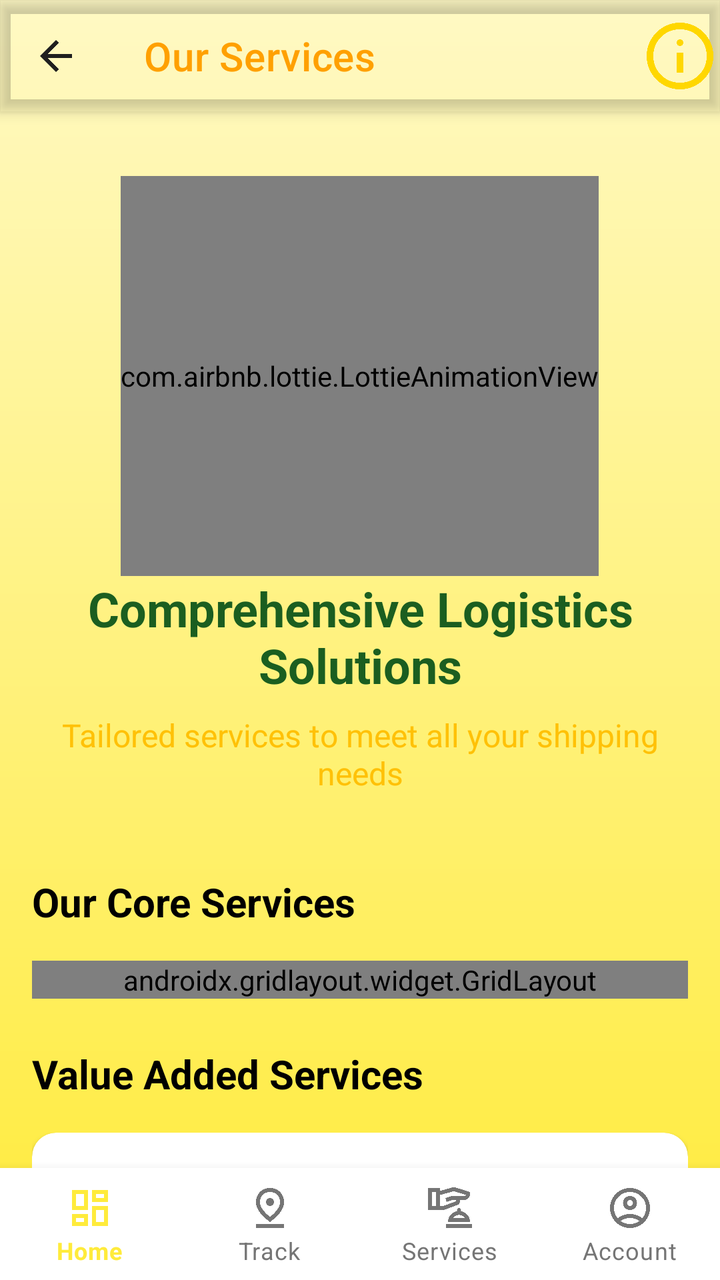
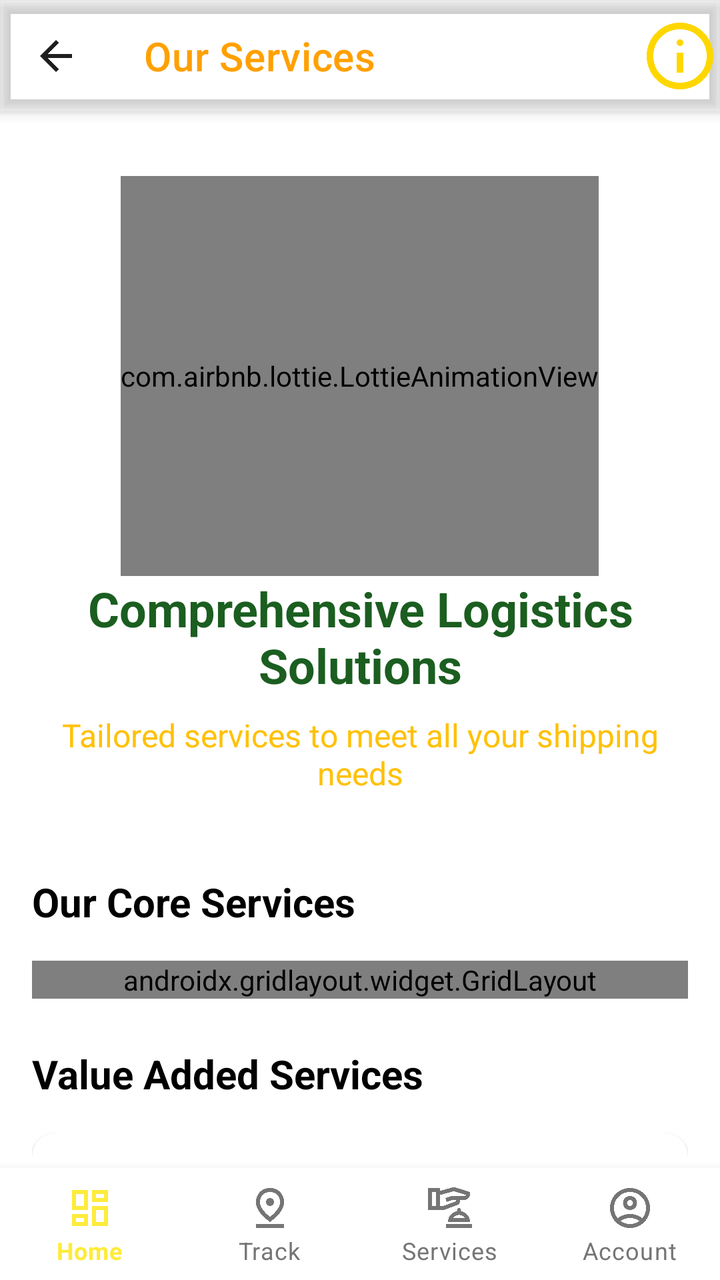

Before-and-after screenshots of an Android layout around one commit, followed by the original layout XML and the change that was made.
<!-- AndroidManifest.xml: application theme Theme.A1Logistics -->
<!-- res/layout/activity_services.xml -->
<?xml version="1.0" encoding="utf-8"?>
<androidx.coordinatorlayout.widget.CoordinatorLayout
    xmlns:android="http://schemas.android.com/apk/res/android"
    xmlns:app="http://schemas.android.com/apk/res-auto"
    xmlns:tools="http://schemas.android.com/tools"
    android:background="@drawable/bg_gradient_yellowish"
    android:layout_width="match_parent"
    android:layout_height="match_parent"
    tools:context=".ServicesActivity">

    
    <com.google.android.material.appbar.AppBarLayout
        android:id="@+id/appBarLayout"
        android:layout_width="match_parent"
        android:layout_height="wrap_content"
        android:background="@android:color/transparent"
        android:elevation="0dp">

        <com.google.android.material.appbar.MaterialToolbar
            android:id="@+id/toolbar"
            android:layout_width="match_parent"
            android:layout_height="?attr/actionBarSize"
            android:background="@android:color/transparent"
            app:titleTextColor="@color/dark_mustard"
            app:navigationIcon="@drawable/ic_arrow_back"
            app:title="Our Services">

            <ImageView
                android:layout_width="40dp"
                android:layout_height="40dp"
                android:layout_gravity="end"
                android:src="@drawable/ic_info"
                app:tint="@color/gold_primary" />

        </com.google.android.material.appbar.MaterialToolbar>

    </com.google.android.material.appbar.AppBarLayout>

    
    <androidx.core.widget.NestedScrollView
        android:id="@+id/mainContent"
        android:layout_width="match_parent"
        android:layout_height="match_parent"
        app:layout_behavior="@string/appbar_scrolling_view_behavior">

        <LinearLayout
            android:layout_width="match_parent"
            android:layout_height="match_parent"
            android:orientation="vertical"
            android:padding="16dp">

            
            <LinearLayout
                android:layout_width="match_parent"
                android:layout_height="wrap_content"
                android:orientation="vertical"
                android:paddingVertical="16dp"
                android:gravity="center_horizontal">

                <com.airbnb.lottie.LottieAnimationView
                    android:id="@+id/servicesHeroAnimation"
                    android:layout_width="wrap_content"
                    android:layout_height="200dp"
                    app:lottie_autoPlay="true"
                    app:lottie_loop="true"
                    app:lottie_rawRes="@raw/cycle_animation" />

                <TextView
                    android:layout_width="match_parent"
                    android:layout_height="wrap_content"
                    android:text="Comprehensive Logistics Solutions"
                    android:textAlignment="center"
                    android:textColor="@color/primaryDark"
                    android:textSize="24sp"
                    android:textStyle="bold" />

                <TextView
                    android:layout_width="match_parent"
                    android:layout_height="wrap_content"
                    android:layout_marginTop="8dp"
                    android:text="Tailored services to meet all your shipping needs"
                    android:textAlignment="center"
                    android:textColor="@color/dark_yellow"
                    android:textSize="16sp" />
            </LinearLayout>

            
            <LinearLayout
                android:layout_width="match_parent"
                android:layout_height="wrap_content"
                android:layout_marginTop="24dp"
                android:orientation="vertical">

                <TextView
                    android:layout_width="match_parent"
                    android:layout_height="wrap_content"
                    android:text="Our Core Services"
                    android:textColor="?attr/colorOnSurface"
                    android:textSize="20sp"
                    android:textStyle="bold" />

                <androidx.gridlayout.widget.GridLayout
                    android:layout_width="match_parent"
                    android:layout_height="wrap_content"
                    android:layout_marginTop="16dp"
                    app:columnCount="2"
                    app:rowCount="3">

                    
                    <com.google.android.material.card.MaterialCardView
                        android:layout_width="0dp"
                        android:layout_height="wrap_content"
                        android:layout_margin="8dp"
                        app:cardBackgroundColor="?attr/colorSurface"
                        app:cardCornerRadius="12dp"
                        app:cardElevation="2dp"
                        app:layout_columnWeight="1"
                        app:layout_rowWeight="1">

                        <LinearLayout
                            android:layout_width="match_parent"
                            android:layout_height="wrap_content"
                            android:orientation="vertical"
                            android:gravity="center"
                            android:padding="16dp">

                            <com.airbnb.lottie.LottieAnimationView
                                android:layout_width="80dp"
                                android:layout_height="80dp"
                                app:lottie_autoPlay="true"
                                app:lottie_loop="true"
                                app:lottie_rawRes="@raw/express_delivery"
                                app:lottie_speed="0.8" />

                            <TextView
                                android:layout_width="match_parent"
                                android:layout_height="wrap_content"
                                android:layout_marginTop="8dp"
                                android:text="Express Delivery"
                                android:textAlignment="center"
                                android:textColor="?attr/colorOnSurface"
                                android:textSize="16sp"
                                android:textStyle="bold" />

                            <TextView
                                android:layout_width="match_parent"
                                android:layout_height="wrap_content"
                                android:layout_marginTop="4dp"
                                android:text="Same day &amp; next day deliveries"
                                android:textAlignment="center"
                                android:textColor="@color/gray"
                                android:textSize="12sp" />
                        </LinearLayout>
                    </com.google.android.material.card.MaterialCardView>

                    
                    <com.google.android.material.card.MaterialCardView
                        android:layout_width="0dp"
                        android:layout_height="wrap_content"
                        android:layout_margin="8dp"
                        app:cardBackgroundColor="?attr/colorSurface"
                        app:cardCornerRadius="12dp"
                        app:cardElevation="2dp"
                        app:layout_columnWeight="1"
                        app:layout_rowWeight="1">

                        <LinearLayout
                            android:layout_width="match_parent"
                            android:layout_height="wrap_content"
                            android:orientation="vertical"
                            android:gravity="center"
                            android:padding="16dp">

                            <com.airbnb.lottie.LottieAnimationView
                                android:layout_width="80dp"
                                android:layout_height="80dp"
                                app:lottie_autoPlay="true"
                                app:lottie_loop="true"
                                app:lottie_rawRes="@raw/heavy_bulk" />

                            <TextView
                                android:layout_width="match_parent"
                                android:layout_height="wrap_content"
                                android:layout_marginTop="8dp"
                                android:text="Freight Services"
                                android:textAlignment="center"
                                android:textColor="?attr/colorOnSurface"
                                android:textSize="16sp"
                                android:textStyle="bold" />

                            <TextView
                                android:layout_width="match_parent"
                                android:layout_height="wrap_content"
                                android:layout_marginTop="4dp"
                                android:text="Heavy cargo &amp; bulk shipments"
                                android:textAlignment="center"
                                android:textColor="@color/gray"
                                android:textSize="12sp" />
                        </LinearLayout>
                    </com.google.android.material.card.MaterialCardView>

                    
                    <com.google.android.material.card.MaterialCardView
                        android:layout_width="0dp"
                        android:layout_height="wrap_content"
                        android:layout_margin="8dp"
                        app:cardBackgroundColor="?attr/colorSurface"
                        app:cardCornerRadius="12dp"
                        app:cardElevation="2dp"
                        app:layout_columnWeight="1"
                        app:layout_rowWeight="1">

                        <LinearLayout
                            android:layout_width="match_parent"
                            android:layout_height="wrap_content"
                            android:orientation="vertical"
                            android:gravity="center"
                            android:padding="16dp">

                            <com.airbnb.lottie.LottieAnimationView
                                android:layout_width="80dp"
                                android:layout_height="80dp"
                                app:lottie_autoPlay="true"
                                app:lottie_loop="true"
                                app:lottie_rawRes="@raw/safe_warehouse" />

                            <TextView
                                android:layout_width="match_parent"
                                android:layout_height="wrap_content"
                                android:layout_marginTop="8dp"
                                android:text="Warehousing"
                                android:textAlignment="center"
                                android:textColor="?attr/colorOnSurface"
                                android:textSize="16sp"
                                android:textStyle="bold" />

                            <TextView
                                android:layout_width="match_parent"
                                android:layout_height="wrap_content"
                                android:layout_marginTop="4dp"
                                android:text="Secure storage solutions"
                                android:textAlignment="center"
                                android:textColor="@color/gray"
                                android:textSize="12sp" />
                        </LinearLayout>
                    </com.google.android.material.card.MaterialCardView>

                    
                    <com.google.android.material.card.MaterialCardView
                        android:layout_width="0dp"
                        android:layout_height="wrap_content"
                        android:layout_margin="8dp"
                        app:cardBackgroundColor="?attr/colorSurface"
                        app:cardCornerRadius="12dp"
                        app:cardElevation="2dp"
                        app:layout_columnWeight="1"
                        app:layout_rowWeight="1">

                        <LinearLayout
                            android:layout_width="match_parent"
                            android:layout_height="wrap_content"
                            android:orientation="vertical"
                            android:gravity="center"
                            android:padding="16dp">

                            <com.airbnb.lottie.LottieAnimationView
                                android:layout_width="80dp"
                                android:layout_height="80dp"
                                app:lottie_autoPlay="true"
                                app:lottie_loop="true"
                                app:lottie_rawRes="@raw/international_delivery" />

                            <TextView
                                android:layout_width="match_parent"
                                android:layout_height="wrap_content"
                                android:layout_marginTop="8dp"
                                android:text="International Shipping"
                                android:textAlignment="center"
                                android:textColor="?attr/colorOnSurface"
                                android:textSize="16sp"
                                android:textStyle="bold" />

                            <TextView
                                android:layout_width="match_parent"
                                android:layout_height="wrap_content"
                                android:layout_marginTop="4dp"
                                android:text="Global reach with customs clearance"
                                android:textAlignment="center"
                                android:textColor="@color/gray"
                                android:textSize="12sp" />
                        </LinearLayout>
                    </com.google.android.material.card.MaterialCardView>

                    
                    <com.google.android.material.card.MaterialCardView
                        android:layout_width="0dp"
                        android:layout_height="wrap_content"
                        android:layout_margin="8dp"
                        app:cardBackgroundColor="?attr/colorSurface"
                        app:cardCornerRadius="12dp"
                        app:cardElevation="2dp"
                        app:layout_columnWeight="1"
                        app:layout_rowWeight="1">

                        <LinearLayout
                            android:layout_width="match_parent"
                            android:layout_height="wrap_content"
                            android:orientation="vertical"
                            android:gravity="center"
                            android:padding="16dp">

                            <com.airbnb.lottie.LottieAnimationView
                                android:layout_width="80dp"
                                android:layout_height="80dp"
                                app:lottie_autoPlay="true"
                                app:lottie_loop="true"
                                app:lottie_rawRes="@raw/cold_temperature" />

                            <TextView
                                android:layout_width="match_parent"
                                android:layout_height="wrap_content"
                                android:layout_marginTop="8dp"
                                android:text="Temperature Control"
                                android:textAlignment="center"
                                android:textColor="?attr/colorOnSurface"
                                android:textSize="16sp"
                                android:textStyle="bold" />

                            <TextView
                                android:layout_width="match_parent"
                                android:layout_height="wrap_content"
                                android:layout_marginTop="4dp"
                                android:text="Cold chain logistics for sensitive goods"
                                android:textAlignment="center"
                                android:textColor="@color/gray"
                                android:textSize="12sp" />
                        </LinearLayout>
                    </com.google.android.material.card.MaterialCardView>

                    
                    <com.google.android.material.card.MaterialCardView
                        android:layout_width="0dp"
                        android:layout_height="wrap_content"
                        android:layout_margin="8dp"
                        app:cardBackgroundColor="?attr/colorSurface"
                        app:cardCornerRadius="12dp"
                        app:cardElevation="2dp"
                        app:layout_columnWeight="1"
                        app:layout_rowWeight="1">

                        <LinearLayout
                            android:layout_width="match_parent"
                            android:layout_height="wrap_content"
                            android:orientation="vertical"
                            android:gravity="center"
                            android:padding="16dp">

                            <com.airbnb.lottie.LottieAnimationView
                                android:layout_width="80dp"
                                android:layout_height="80dp"
                                app:lottie_autoPlay="true"
                                app:lottie_loop="true"
                                app:lottie_rawRes="@raw/home_delivery" />

                            <TextView
                                android:layout_width="match_parent"
                                android:layout_height="wrap_content"
                                android:layout_marginTop="8dp"
                                android:text="Last Mile Delivery"
                                android:textAlignment="center"
                                android:textColor="?attr/colorOnSurface"
                                android:textSize="16sp"
                                android:textStyle="bold" />

                            <TextView
                                android:layout_width="match_parent"
                                android:layout_height="wrap_content"
                                android:layout_marginTop="4dp"
                                android:text="Precision delivery to end customers"
                                android:textAlignment="center"
                                android:textColor="@color/gray"
                                android:textSize="12sp" />
                        </LinearLayout>
                    </com.google.android.material.card.MaterialCardView>
                </androidx.gridlayout.widget.GridLayout>
            </LinearLayout>

            
            <LinearLayout
                android:layout_width="match_parent"
                android:layout_height="wrap_content"
                android:layout_marginTop="24dp"
                android:orientation="vertical">

                <TextView
                    android:layout_width="match_parent"
                    android:layout_height="wrap_content"
                    android:text="Value Added Services"
                    android:textColor="?attr/colorOnSurface"
                    android:textSize="20sp"
                    android:textStyle="bold" />

                <LinearLayout
                    android:layout_width="match_parent"
                    android:layout_height="wrap_content"
                    android:layout_marginTop="16dp"
                    android:orientation="vertical">

                    <com.google.android.material.card.MaterialCardView
                        android:layout_width="match_parent"
                        android:layout_height="wrap_content"
                        android:layout_marginBottom="16dp"
                        app:cardBackgroundColor="?attr/colorSurface"
                        app:cardCornerRadius="12dp"
                        app:cardElevation="2dp">

                        <LinearLayout
                            android:layout_width="match_parent"
                            android:layout_height="wrap_content"
                            android:orientation="horizontal"
                            android:padding="16dp">

                            <ImageView
                                android:layout_width="48dp"
                                android:layout_height="48dp"
                                android:src="@drawable/ic_package"
                                app:tint="@color/primary" />

                            <LinearLayout
                                android:layout_width="match_parent"
                                android:layout_height="wrap_content"
                                android:layout_marginStart="16dp"
                                android:orientation="vertical">

                                <TextView
                                    android:layout_width="match_parent"
                                    android:layout_height="wrap_content"
                                    android:text="Cargo Insurance"
                                    android:textColor="?attr/colorOnSurface"
                                    android:textSize="16sp"
                                    android:textStyle="bold" />

                                <TextView
                                    android:layout_width="match_parent"
                                    android:layout_height="wrap_content"
                                    android:layout_marginTop="4dp"
                                    android:text="Protect your shipments against loss"
                                    android:textColor="@color/gray"
                                    android:textSize="14sp" />
                            </LinearLayout>
                        </LinearLayout>
                    </com.google.android.material.card.MaterialCardView>

                    <com.google.android.material.card.MaterialCardView
                        android:layout_width="match_parent"
                        android:layout_height="wrap_content"
                        android:layout_marginBottom="16dp"
                        app:cardBackgroundColor="?attr/colorSurface"
                        app:cardCornerRadius="12dp"
                        app:cardElevation="2dp">

                        <LinearLayout
                            android:layout_width="match_parent"
                            android:layout_height="wrap_content"
                            android:orientation="horizontal"
                            android:padding="16dp">

                            <ImageView
                                android:layout_width="48dp"
                                android:layout_height="48dp"
                                android:src="@drawable/ic_search"
                                app:tint="@color/secondary" />

                            <LinearLayout
                                android:layout_width="match_parent"
                                android:layout_height="wrap_content"
                                android:layout_marginStart="16dp"
                                android:orientation="vertical">

                                <TextView
                                    android:layout_width="match_parent"
                                    android:layout_height="wrap_content"
                                    android:text="Advanced Tracking"
                                    android:textColor="?attr/colorOnSurface"
                                    android:textSize="16sp"
                                    android:textStyle="bold" />

                                <TextView
                                    android:layout_width="match_parent"
                                    android:layout_height="wrap_content"
                                    android:layout_marginTop="4dp"
                                    android:text="Real-time GPS tracking with notifications"
                                    android:textColor="@color/gray"
                                    android:textSize="14sp" />
                            </LinearLayout>
                        </LinearLayout>
                    </com.google.android.material.card.MaterialCardView>

                    <com.google.android.material.card.MaterialCardView
                        android:layout_width="match_parent"
                        android:layout_height="wrap_content"
                        app:cardBackgroundColor="?attr/colorSurface"
                        app:cardCornerRadius="12dp"
                        app:cardElevation="2dp">

                        <LinearLayout
                            android:layout_width="match_parent"
                            android:layout_height="wrap_content"
                            android:orientation="horizontal"
                            android:padding="16dp">

                            <ImageView
                                android:layout_width="48dp"
                                android:layout_height="48dp"
                                android:src="@drawable/ic_returned"
                                app:tint="@color/tertiary" />

                            <LinearLayout
                                android:layout_width="match_parent"
                                android:layout_height="wrap_content"
                                android:layout_marginStart="16dp"
                                android:orientation="vertical">

                                <TextView
                                    android:layout_width="match_parent"
                                    android:layout_height="wrap_content"
                                    android:text="Returns Management"
                                    android:textColor="?attr/colorOnSurface"
                                    android:textSize="16sp"
                                    android:textStyle="bold" />

                                <TextView
                                    android:layout_width="match_parent"
                                    android:layout_height="wrap_content"
                                    android:layout_marginTop="4dp"
                                    android:text="Efficient reverse logistics solutions"
                                    android:textColor="@color/gray"
                                    android:textSize="14sp" />
                            </LinearLayout>
                        </LinearLayout>
                    </com.google.android.material.card.MaterialCardView>
                </LinearLayout>
            </LinearLayout>

            
            <com.google.android.material.card.MaterialCardView
                android:layout_width="match_parent"
                android:layout_height="wrap_content"
                android:layout_marginTop="24dp"
                android:layout_marginBottom="32dp"
                app:cardBackgroundColor="@color/primary"
                app:cardCornerRadius="12dp"
                app:cardElevation="4dp">

                <LinearLayout
                    android:layout_width="match_parent"
                    android:layout_height="wrap_content"
                    android:orientation="vertical"
                    android:padding="24dp">

                    <TextView
                        android:layout_width="match_parent"
                        android:layout_height="wrap_content"
                        android:text="Need Custom Solutions?"
                        android:textAlignment="center"
                        android:textColor="@color/white"
                        android:textSize="20sp"
                        android:textStyle="bold" />

                    <TextView
                        android:layout_width="match_parent"
                        android:layout_height="wrap_content"
                        android:layout_marginTop="8dp"
                        android:text="Contact our logistics experts for tailored solutions"
                        android:textAlignment="center"
                        android:textColor="@color/white"
                        android:textSize="14sp" />

                    <com.google.android.material.button.MaterialButton
                        android:id="@+id/contactButton"
                        android:layout_width="wrap_content"
                        android:layout_height="wrap_content"
                        android:layout_gravity="center"
                        android:layout_marginTop="16dp"
                        android:text="Contact Us"
                        android:textAllCaps="false"
                        android:textColor="@color/primary"
                        app:backgroundTint="@color/white"
                        app:cornerRadius="8dp"
                        app:icon="@drawable/ic_email"
                        app:iconTint="@color/primary"
                        style="@style/Widget.MaterialComponents.Button.OutlinedButton" />
                </LinearLayout>
            </com.google.android.material.card.MaterialCardView>
        </LinearLayout>
    </androidx.core.widget.NestedScrollView>

    
    <com.google.android.material.bottomnavigation.BottomNavigationView
        android:id="@+id/bottomNavigationView"
        android:layout_width="match_parent"
        android:layout_height="wrap_content"
        android:layout_gravity="bottom"
        android:background="?attr/colorSurface"
        app:elevation="8dp"
        app:itemIconTint="@drawable/bottom_nav_colors"
        app:itemTextColor="@drawable/bottom_nav_colors"
        app:labelVisibilityMode="labeled"
        app:layout_behavior="com.google.android.material.behavior.HideBottomViewOnScrollBehavior"
        app:menu="@menu/bottom_nav_menu" />

</androidx.coordinatorlayout.widget.CoordinatorLayout>
<!-- resources referenced by this layout -->
<resources>
  <color name="dark_mustard">#FFA000</color>
  <color name="dark_yellow">#FFC107</color>
  <color name="gold_primary">#FFD700</color>
  <color name="gray">#757575</color>
  <color name="primary">#2E7D32</color>
  <color name="primaryDark">#1B5E20</color>
  <color name="secondary">#1565C0</color>
  <color name="tertiary">#6A1B9A</color>
  <color name="white">#FFFFFF</color>
  <!-- drawable bg_gradient_yellowish (drawable) -->
  <shape android:shape="rectangle"
      xmlns:android="http://schemas.android.com/apk/res/android">
      <gradient
          android:startColor="#FFF9C4"
          android:endColor="#FFEB3B"
          android:angle="120"/>
  </shape>
  <!-- drawable bottom_nav_colors (drawable) -->
  <?xml version="1.0" encoding="utf-8"?>
  <selector xmlns:android="http://schemas.android.com/apk/res/android">
      <item android:color="?attr/colorPrimary" android:state_checked="true" />
      <item android:color="@color/gray" android:state_checked="false" />
      <item android:color="@color/gray" /> 
  </selector>
  <!-- drawable ic_arrow_back (drawable) -->
  <vector xmlns:android="http://schemas.android.com/apk/res/android"
      android:width="24dp"
      android:height="24dp"
      android:viewportWidth="960"
      android:viewportHeight="960">
    <path
        android:pathData="m313,520 l224,224 -57,56 -320,-320 320,-320 57,56 -224,224h487v80L313,520Z"
        android:fillColor="#1f1f1f"/>
  </vector>
  <!-- drawable ic_email (drawable) -->
  <vector xmlns:android="http://schemas.android.com/apk/res/android"
      android:width="24dp"
      android:height="24dp"
      android:viewportWidth="960"
      android:viewportHeight="960">
    <path
        android:pathData="M160,800q-33,0 -56.5,-23.5T80,720v-480q0,-33 23.5,-56.5T160,160h640q33,0 56.5,23.5T880,240v480q0,33 -23.5,56.5T800,800L160,800ZM480,520L160,320v400h640v-400L480,520ZM480,440 L800,240L160,240l320,200ZM160,320v-80,480 -400Z"
        android:fillColor="#FFFFFF"/>
  </vector>
  <!-- drawable ic_package (drawable) -->
  <vector xmlns:android="http://schemas.android.com/apk/res/android"
      android:width="24dp"
      android:height="24dp"
      android:viewportWidth="960"
      android:viewportHeight="960">
    <path
        android:pathData="m400,390 l80,-40 80,40v-190L400,200v190ZM280,680v-80h200v80L280,680ZM200,840q-33,0 -56.5,-23.5T120,760v-560q0,-33 23.5,-56.5T200,120h560q33,0 56.5,23.5T840,200v560q0,33 -23.5,56.5T760,840L200,840ZM200,200v560,-560ZM200,760h560v-560L640,200v320l-160,-80 -160,80v-320L200,200v560Z"
        android:fillColor="#1f1f1f"/>
  </vector>
  <!-- drawable ic_returned (drawable) -->
  <vector xmlns:android="http://schemas.android.com/apk/res/android"
      android:width="24dp"
      android:height="24dp"
      android:viewportWidth="960"
      android:viewportHeight="960">
    <path
        android:pathData="M280,760v-80h284q63,0 109.5,-40T720,540q0,-60 -46.5,-100T564,400L312,400l104,104 -56,56 -200,-200 200,-200 56,56 -104,104h252q97,0 166.5,63T800,540q0,94 -69.5,157T564,760L280,760Z"
        android:fillColor="#1f1f1f"/>
  </vector>
  <color name="sunshine_yellow">#FFEB3B</color>
  <color name="mustard_yellow">#FFD600</color>
  <color name="black">#1A1A1A</color>
  <color name="soft_peach">#FFCCBC</color>
  <color name="coral">#FF8A65</color>
  <style name="CuteTextInputStyle" parent="Widget.MaterialComponents.TextInputLayout.OutlinedBox">
          <item name="boxStrokeColor">@color/sunshine_yellow</item>
          <item name="hintTextColor">@color/mustard_yellow</item>
          <item name="boxCornerRadiusTopStart">16dp</item>
          <item name="boxCornerRadiusTopEnd">16dp</item>
          <item name="boxCornerRadiusBottomStart">16dp</item>
          <item name="boxCornerRadiusBottomEnd">16dp</item>
      </style>
  <style name="CuteButtonStyle" parent="Widget.MaterialComponents.Button">
          <item name="backgroundTint">@color/sunshine_yellow</item>
          <item name="cornerRadius">20dp</item>
          <item name="android:textColor">@color/black</item>
      </style>
  <!-- unchanged entries left out for length: 3 -->
</resources>

<!-- the commit's change to res/layout/activity_services.xml (unified diff, before → after) -->
@@ -3,7 +3,7 @@
     xmlns:android="http://schemas.android.com/apk/res/android"
     xmlns:app="http://schemas.android.com/apk/res-auto"
     xmlns:tools="http://schemas.android.com/tools"
-    android:background="@drawable/bg_gradient_yellowish"
+    android:background="@color/white"
     android:layout_width="match_parent"
     android:layout_height="match_parent"
     tools:context=".ServicesActivity">
<!-- resource entries referenced after the edit -->
@@ -9,14 +9,6 @@
   <color name="secondary">#1565C0</color>
   <color name="tertiary">#6A1B9A</color>
   <color name="white">#FFFFFF</color>
-  <!-- drawable bg_gradient_yellowish (drawable) -->
-  <shape android:shape="rectangle"
-      xmlns:android="http://schemas.android.com/apk/res/android">
-      <gradient
-          android:startColor="#FFF9C4"
-          android:endColor="#FFEB3B"
-          android:angle="120"/>
-  </shape>
   <!-- drawable bottom_nav_colors (drawable) -->
   <?xml version="1.0" encoding="utf-8"?>
   <selector xmlns:android="http://schemas.android.com/apk/res/android">
